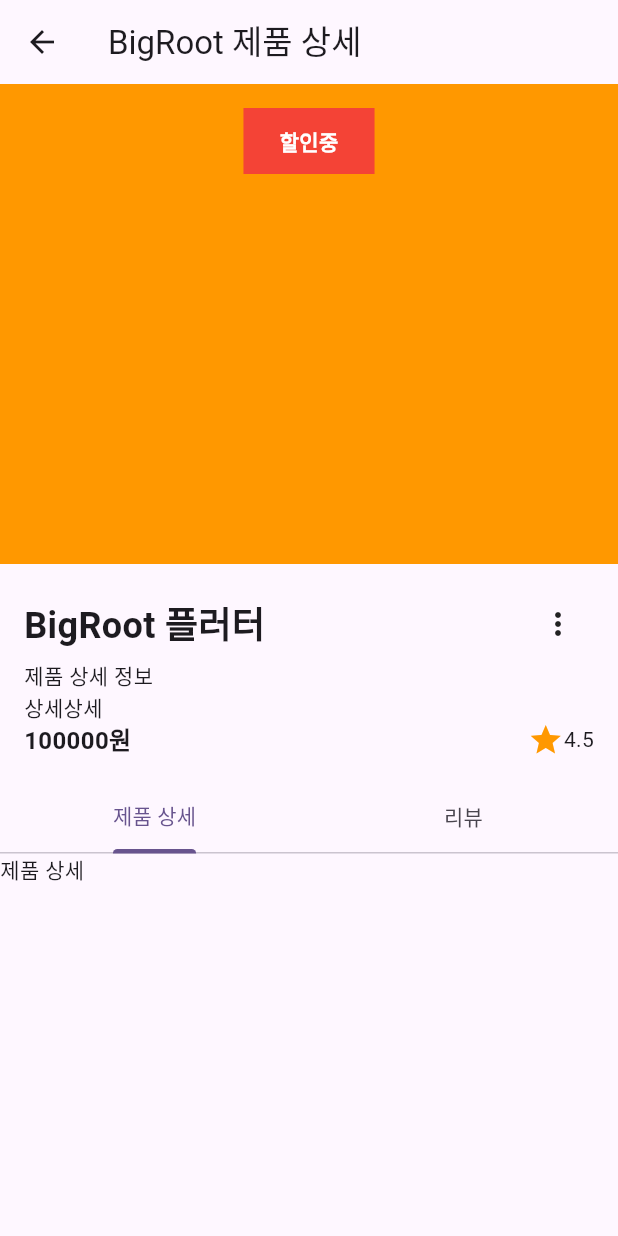
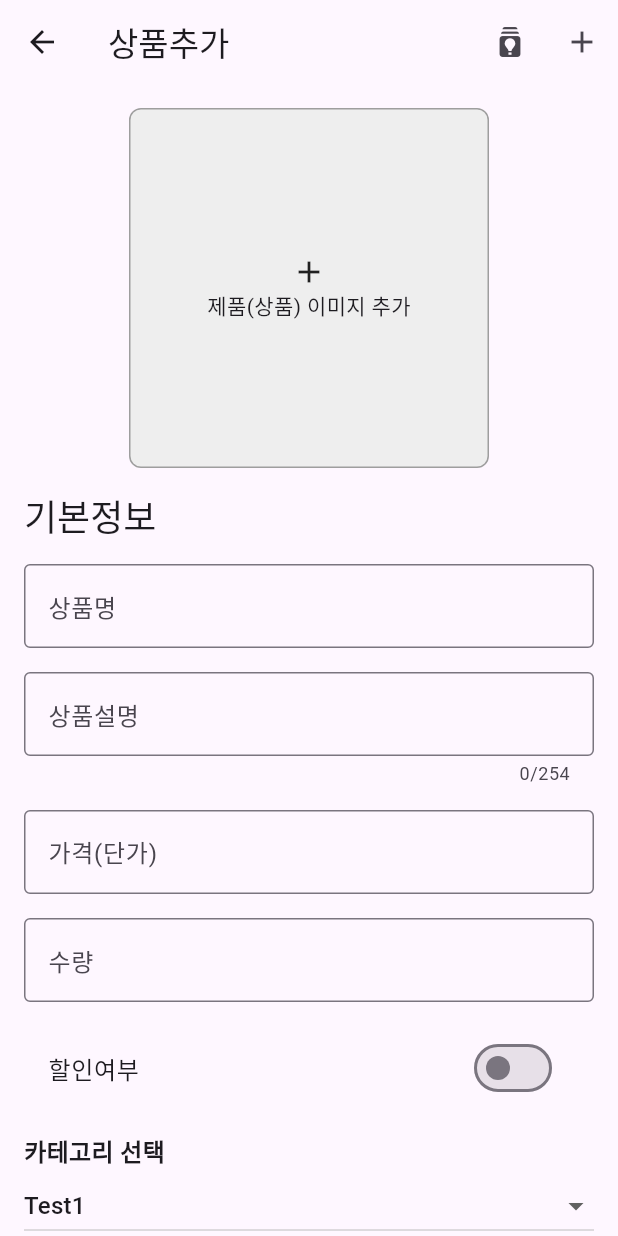
Before and after one commit to Choi-Big-Root/big_root_market, a Flutter app: the ProductAddScreen screen opened directly, on a phone screen of 412 x 824 dp. Run offline on Flutter 3.47's test engine with Material 3 defaults, Android fonts, the phone set to English and light mode, and no system bars; our stand-ins replace dots_indicator, flutter_dotenv, supabase_flutter; accounts and stored records are empty.

Commit message:
[20250325] Product Add Screen restore
실수로 detail screen에 작업해야하는 내용을 add에 작업.. 원복

```diff
--- a/lib/home/product_add_screen.dart
+++ b/lib/home/product_add_screen.dart
@@ -8,100 +8,166 @@ class ProductAddScreen extends StatefulWidget {
 }
 
 class _ProductAddScreenState extends State<ProductAddScreen> {
+  final GlobalKey _formKey = GlobalKey<FormState>();
+  bool _isDisCount = false;
+
+  String dropDownValue = 'test1'; //대기
+
+  TextEditingController titleTextEditingController = TextEditingController();
+  TextEditingController descriptionTextEditingController =
+      TextEditingController();
+  TextEditingController priceTextEditingController = TextEditingController();
+  TextEditingController countTextEditingController = TextEditingController();
+
   @override
   Widget build(BuildContext context) {
     return Scaffold(
-      appBar: AppBar(title: const Text('BigRoot 제품 상세')),
-      body: Column(
-        children: [
-          Expanded(
-            child: SingleChildScrollView(
-              child: Column(
-                crossAxisAlignment: CrossAxisAlignment.start,
-                children: [
-                  Container(
-                    height: 320,
-                    padding: const EdgeInsets.all(16),
-                    decoration: const BoxDecoration(color: Colors.orange),
-                    child: Column(
-                      crossAxisAlignment: CrossAxisAlignment.start,
-                      children: [
-                        Center(
-                          child: Container(
-                            padding: const EdgeInsets.symmetric(
-                              vertical: 12,
-                              horizontal: 24,
+      appBar: AppBar(
+        title: const Text('상품추가'),
+        actions: [
+          IconButton(
+            onPressed: () {},
+            icon: const Icon(Icons.batch_prediction_outlined),
           ),
-                            decoration: const BoxDecoration(color: Colors.red),
-                            child: const Text(
-                              '할인중',
-                              style: TextStyle(
-                                fontSize: 14,
-                                fontWeight: FontWeight.bold,
-                                color: Colors.white,
-                              ),
-                            ),
-                          ),
-                        ),
+          IconButton(onPressed: () {}, icon: const Icon(Icons.add_outlined)),
         ],
       ),
-                  ),
-                  Padding(
+      body: SingleChildScrollView(
+        child: Padding(
           padding: const EdgeInsets.all(16.0),
           child: Column(
             crossAxisAlignment: CrossAxisAlignment.start,
             children: [
-                        Row(
-                          mainAxisAlignment: MainAxisAlignment.spaceBetween,
-                          children: [
-                            const Text(
-                              'BigRoot 플러터',
-                              style: TextStyle(
-                                fontWeight: FontWeight.bold,
-                                fontSize: 24,
+              Align(
+                alignment: Alignment.center,
+                child: Container(
+                  width: 240,
+                  height: 240,
+                  decoration: BoxDecoration(
+                    color: Colors.grey[200],
+                    borderRadius: BorderRadius.circular(8),
+                    border: Border.all(color: Colors.grey),
+                  ),
+                  child: const Column(
+                    mainAxisAlignment: MainAxisAlignment.center,
+                    children: [Icon(Icons.add_outlined), Text('제품(상품) 이미지 추가')],
                   ),
                 ),
-                            PopupMenuButton(
-                              itemBuilder: (context) {
-                                return <PopupMenuEntry>[
-                                  const PopupMenuItem(
-                                    value: 'test',
-                                    child: Text('리뷰작성'),
               ),
-                                ];
+              Padding(
+                padding: const EdgeInsets.symmetric(vertical: 16),
+                child: Text(
+                  '기본정보',
+                  style: Theme.of(context).textTheme.headlineSmall,
+                ),
+              ),
+              Form(
+                key: _formKey,
+                child: Column(
+                  crossAxisAlignment: CrossAxisAlignment.start,
+                  children: [
+                    TextFormField(
+                      controller: titleTextEditingController,
+                      decoration: const InputDecoration(
+                        border: OutlineInputBorder(),
+                        labelText: '상품명',
+                      ),
+                      keyboardType: TextInputType.text,
+                      validator: (value) {
+                        if (value == null || value.isEmpty) {
+                          return '필수 입력사항 입니다.';
+                        }
+                        return null;
                       },
                     ),
-                          ],
+                    const SizedBox(height: 16),
+                    TextFormField(
+                      controller: descriptionTextEditingController,
+                      decoration: const InputDecoration(
+                        border: OutlineInputBorder(),
+                        labelText: '상품설명',
                       ),
-                        const Text('제품 상세 정보'),
-                        const Text('상세상세'),
-                        const Row(
-                          children: [
-                            Text(
-                              '100000원',
+                      maxLength: 254,
+                      maxLines: null,
+                      keyboardType: TextInputType.multiline,
+                      validator: (value) {
+                        if (value == null || value.isEmpty) {
+                          return '필수 입력사항 입니다.';
+                        }
+                        return null;
+                      },
+                    ),
+                    const SizedBox(height: 16),
+                    TextFormField(
+                      controller: priceTextEditingController,
+                      decoration: const InputDecoration(
+                        border: OutlineInputBorder(),
+                        labelText: '가격(단가)',
+                      ),
+                      keyboardType: TextInputType.number,
+                      validator: (value) {
+                        if (value == null || value.isEmpty) {
+                          return '필수 입력사항 입니다.';
+                        }
+                        return null;
+                      },
+                    ),
+                    const SizedBox(height: 16),
+                    TextFormField(
+                      controller: countTextEditingController,
+                      decoration: const InputDecoration(
+                        border: OutlineInputBorder(),
+                        labelText: '수량',
+                      ),
+                      keyboardType: TextInputType.number,
+                      validator: (value) {
+                        if (value == null || value.isEmpty) {
+                          return '필수 입력사항 입니다.';
+                        }
+                        return null;
+                      },
+                    ),
+                    const SizedBox(height: 16),
+                    SwitchListTile.adaptive(
+                      value: _isDisCount,
+                      onChanged: (value) {
+                        setState(() {
+                          _isDisCount = value;
+                        });
+                      },
+                      title: const Text('할인여부'),
+                    ),
+                    if (_isDisCount)
+                      TextFormField(
+                        decoration: const InputDecoration(
+                          border: OutlineInputBorder(),
+                          labelText: '할인율',
+                        ),
+                        keyboardType: TextInputType.number,
+                        validator: (value) {
+                          return null;
+                        },
+                      ),
+                    const SizedBox(height: 16),
+                    const Text(
+                      '카테고리 선택',
                       style: TextStyle(
+                        fontSize: 16,
                         fontWeight: FontWeight.bold,
-                                fontSize: 16,
                       ),
                     ),
-                            Spacer(),
-                            Icon(Icons.star, color: Colors.orange),
-                            Text('4.5'),
+                    DropdownButton(
+                      isExpanded: true,
+                      value: dropDownValue,
+                      items: const [
+                        DropdownMenuItem(value: 'test1', child: Text('Test1')),
+                        DropdownMenuItem(value: 'test2', child: Text('Test2')),
                       ],
-                        ),
-                      ],
-                    ),
-                  ),
-                  const DefaultTabController(
-                    length: 2,
-                    child: Column(
-                      children: [
-                        TabBar(tabs: [Tab(text: '제품 상세'), Tab(text: '리뷰')]),
-                        SizedBox(
-                          height: 500,
-                          child: TabBarView(
-                            children: [Text('제품 상세'), Text('리뷰')],
-                          ),
+                      onChanged: (value) {
+                        setState(() {
+                          dropDownValue = value!;
+                        });
+                      },
                     ),
                   ],
                 ),
@@ -110,8 +176,6 @@ class _ProductAddScreenState extends State<ProductAddScreen> {
           ),
         ),
       ),
-        ],
-      ),
     );
   }
 }
```
Lines whose indentation alone changed are shown as unchanged.
